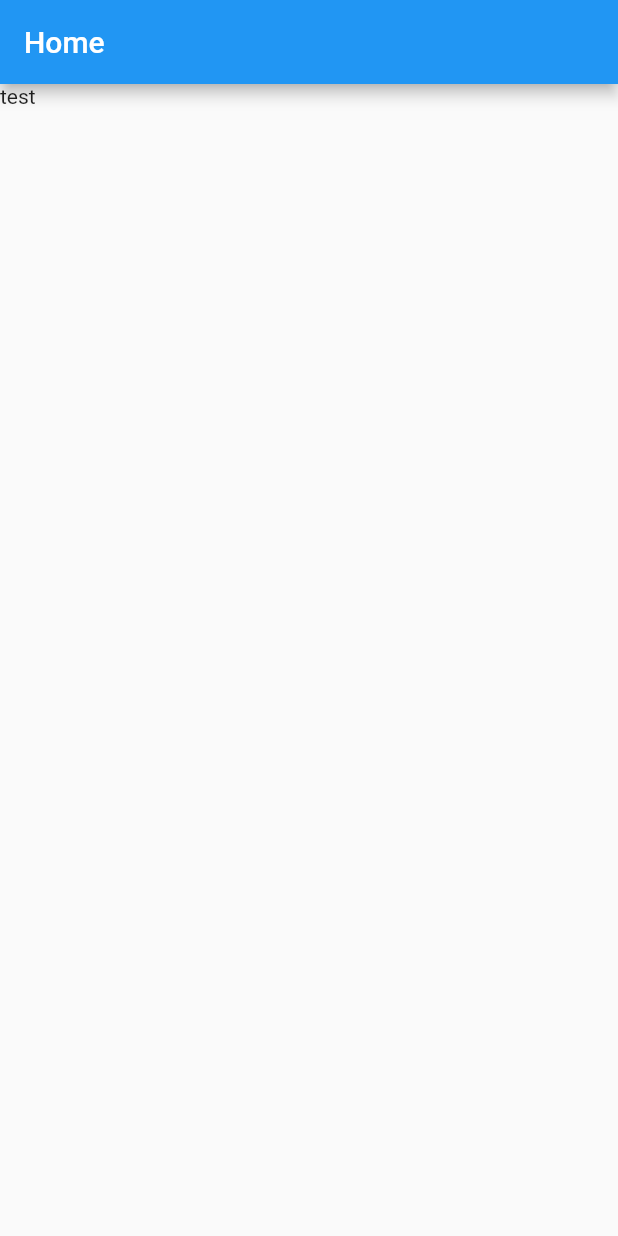
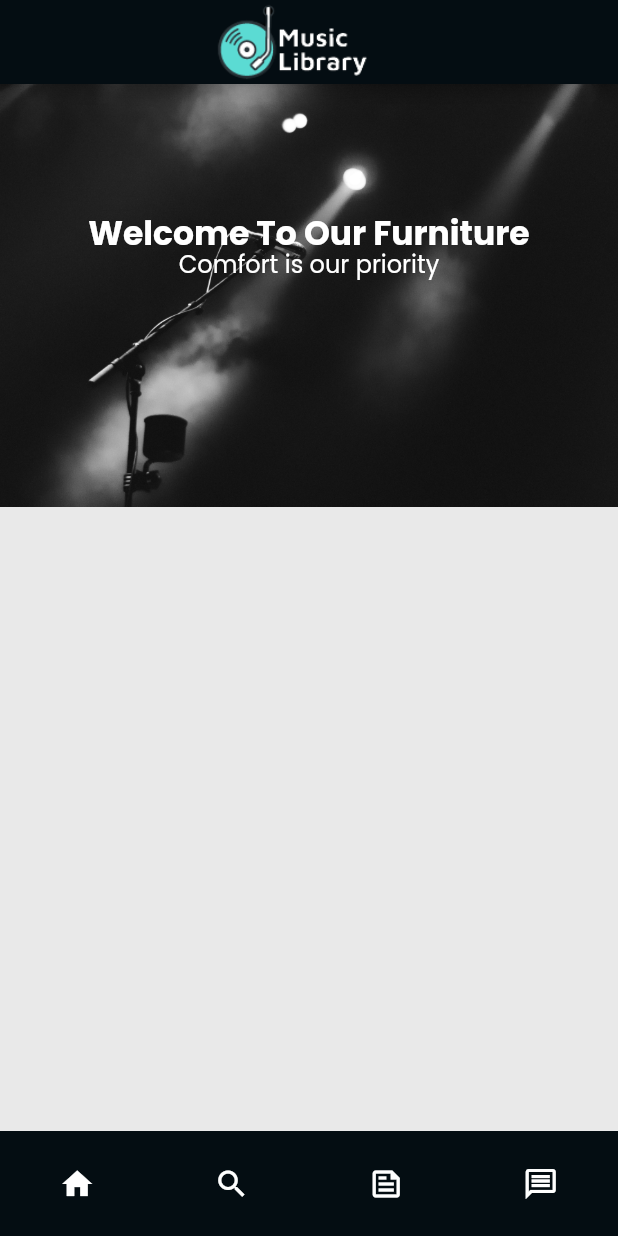
Before and after one commit to afrizalrasyid/MusicLibrary, a Flutter app: the screen it shows after launch, on a phone screen of 412 x 824 dp. Run offline on Flutter 3.47's test engine with Material 2 defaults, Android fonts, the phone set to English and light mode, and no system bars.

Commit message:
Create Home Page, Add Fonts, Add Image

```diff
--- a/lib/main.dart
+++ b/lib/main.dart
@@ -1,6 +1,6 @@
 import 'package:flutter/material.dart';
+import 'package:music_library/view/component/bottom_navigation.dart';
 import 'package:music_library/view/guitar/guitar_view_mode.dart';
-import 'package:music_library/view/home.dart';
 import 'package:provider/provider.dart';
 
 void main() {
@@ -13,7 +13,7 @@ void main() {
       ],
       child: const MaterialApp(
         debugShowCheckedModeBanner: false,
-        home: Home(),
+        home: BottomNavigation(),
       ),
     ),
   );
--- /dev/null
+++ b/lib/view/category.dart
@@ -0,0 +1,18 @@
+import 'package:flutter/material.dart';
+
+class Category extends StatelessWidget {
+  const Category({super.key});
+
+  @override
+  Widget build(BuildContext context) {
+    return MaterialApp(
+      debugShowCheckedModeBanner: false,
+      home: Scaffold(
+        appBar: AppBar(
+          title: const Text('Category'),
+        ),
+        body: const Text('Category'),
+      ),
+    );
+  }
+}
--- a/lib/view/component/bottom_navigation.dart
+++ b/lib/view/component/bottom_navigation.dart
@@ -0,0 +1,58 @@
+import 'package:flutter/material.dart';
+import 'package:music_library/view/category.dart';
+import 'package:music_library/view/customer_service.dart';
+import 'package:music_library/view/feedback.dart';
+import 'package:music_library/view/home.dart';
+
+class BottomNavigation extends StatefulWidget {
+  const BottomNavigation({super.key});
+
+  @override
+  State<BottomNavigation> createState() => _BottomNavigationState();
+}
+
+class _BottomNavigationState extends State<BottomNavigation> {
+  int currentPageIndex = 0;
+
+  @override
+  Widget build(BuildContext context) {
+    return Scaffold(
+      bottomNavigationBar: NavigationBar(
+        indicatorColor: const Color.fromARGB(255, 4, 13, 18),
+        height: 70,
+        backgroundColor: const Color.fromARGB(255, 4, 13, 18),
+        labelBehavior: NavigationDestinationLabelBehavior.alwaysHide,
+        onDestinationSelected: (int index) {
+          setState(() {
+            currentPageIndex = index;
+          });
+        },
+        selectedIndex: currentPageIndex,
+        destinations: const [
+          NavigationDestination(
+              selectedIcon: Icon(color: Colors.white, Icons.home),
+              icon: Icon(color: Colors.white, Icons.home_outlined),
+              label: 'Home'),
+          NavigationDestination(
+              selectedIcon: Icon(color: Colors.white, Icons.search),
+              icon: Icon(color: Colors.white, Icons.search_outlined),
+              label: 'Category'),
+          NavigationDestination(
+              selectedIcon: Icon(color: Colors.white, Icons.feed),
+              icon: Icon(color: Colors.white, Icons.feed_outlined),
+              label: 'Feedback'),
+          NavigationDestination(
+              selectedIcon: Icon(color: Colors.white, Icons.message),
+              icon: Icon(color: Colors.white, Icons.message_outlined),
+              label: 'Chat Bot'),
+        ],
+      ),
+      body: <Widget>[
+        const Home(),
+        const Category(),
+        const FeedBack(),
+        const CustomerService()
+      ][currentPageIndex],
+    );
+  }
+}
--- /dev/null
+++ b/lib/view/customer_service.dart
@@ -0,0 +1,18 @@
+import 'package:flutter/material.dart';
+
+class CustomerService extends StatelessWidget {
+  const CustomerService({super.key});
+
+  @override
+  Widget build(BuildContext context) {
+    return MaterialApp(
+      debugShowCheckedModeBanner: false,
+      home: Scaffold(
+        appBar: AppBar(
+          title: const Text('Customer Service'),
+        ),
+        body: const Text('Customer Service'),
+      ),
+    );
+  }
+}
--- /dev/null
+++ b/lib/view/feedback.dart
@@ -0,0 +1,18 @@
+import 'package:flutter/material.dart';
+
+class FeedBack extends StatelessWidget {
+  const FeedBack({super.key});
+
+  @override
+  Widget build(BuildContext context) {
+    return MaterialApp(
+      debugShowCheckedModeBanner: false,
+      home: Scaffold(
+        appBar: AppBar(
+          title: const Text('Feedback'),
+        ),
+        body: const Text('Feedback'),
+      ),
+    );
+  }
+}
--- a/lib/view/home.dart
+++ b/lib/view/home.dart
@@ -6,11 +6,67 @@ class Home extends StatelessWidget {
   @override
   Widget build(BuildContext context) {
     return MaterialApp(
+      debugShowCheckedModeBanner: false,
       home: Scaffold(
+        backgroundColor: const Color.fromARGB(255, 233, 233, 233),
         appBar: AppBar(
-          title: const Text('Home'),
+          backgroundColor: const Color.fromARGB(255, 4, 13, 18),
+          title: const Row(
+            mainAxisAlignment: MainAxisAlignment.center,
+            children: [
+              Image(
+                image: AssetImage('assets/images/music_library_logo.png'),
+                width: 150,
+              ),
+            ],
+          ),
         ),
-        body: const Text('test'),
+        body: const SingleChildScrollView(
+          child: Column(
+            children: [
+              Stack(
+                children: <Widget>[
+                  Image(
+                    image: AssetImage('assets/images/header_home.jpg'),
+                  ),
+                  Row(
+                    mainAxisAlignment: MainAxisAlignment.center,
+                    children: [
+                      SizedBox(
+                        height: 200,
+                      ),
+                      Text(
+                        textAlign: TextAlign.center,
+                        'Welcome To Our Furniture',
+                        style: TextStyle(
+                            fontSize: 22,
+                            color: Colors.white,
+                            fontFamily: 'Poppins',
+                            fontWeight: FontWeight.bold),
+                      )
+                    ],
+                  ),
+                  Row(
+                    mainAxisAlignment: MainAxisAlignment.center,
+                    children: [
+                      SizedBox(
+                        height: 240,
+                      ),
+                      Text(
+                        'Comfort is our priority',
+                        style: TextStyle(
+                            color: Colors.white,
+                            fontSize: 16,
+                            fontFamily: 'Poppins',
+                            fontWeight: FontWeight.normal),
+                      ),
+                    ],
+                  ),
+                ],
+              ),
+            ],
+          ),
+        ),
       ),
     );
   }
```
Also changed, not shown: pubspec.yaml (+13 -13 lines), assets/images/header_home.jpg (added), assets/images/music_library_logo.png (added), fonts/Poppins/Poppins-Bold.ttf (added), fonts/Poppins/Poppins-Italic.ttf (added), fonts/Poppins/Poppins-Light.ttf (added), fonts/Poppins/Poppins-Medium.ttf (added), fonts/Poppins/Poppins-Regular.ttf (added), pubspec.lock, 1 other file.
